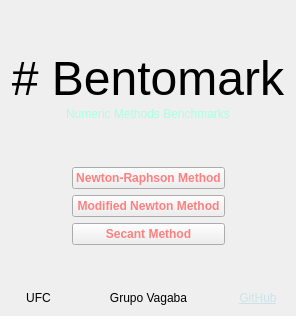
Old version of the form views/entryview/entryview.ui in the repository talDoFlemis/bentomark.
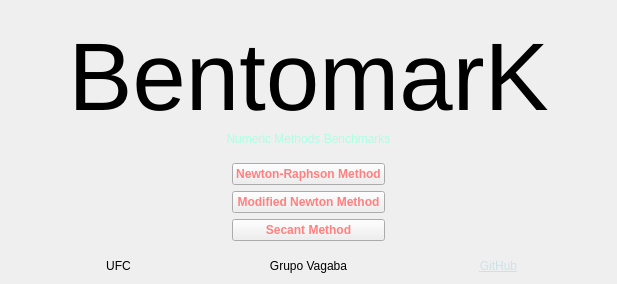
New version of the form.

Commit message:
feat: include Amazdoom font to mainwindow
feat: make logo text

remover emit no constructor

The edit to the form file:
```diff
--- a/views/entryview/entryview.ui
+++ b/views/entryview/entryview.ui
@@ -3,7 +3,15 @@
  <comment/>
  <exportmacro/>
  <class>EntryView</class>
- <widget class="QWidget" name="centralwidget">
+ <widget class="QWidget" name="EntryView">
+  <property name="geometry">
+   <rect>
+    <x>0</x>
+    <y>0</y>
+    <width>617</width>
+    <height>284</height>
+   </rect>
+  </property>
   <layout class="QVBoxLayout" name="verticalLayout_2">
    <item>
     <spacer name="verticalSpacer_3">
@@ -36,14 +44,14 @@
        </property>
        <property name="font">
         <font>
-         <pointsize>36</pointsize>
+         <pointsize>72</pointsize>
         </font>
        </property>
        <property name="text">
-        <string># Bentomark</string>
+        <string>BentomarK</string>
        </property>
        <property name="textFormat">
-        <enum>Qt::MarkdownText</enum>
+        <enum>Qt::AutoText</enum>
        </property>
        <property name="scaledContents">
         <bool>false</bool>
```
Left out of the diff: 6 changed lines with no effect on the pictures. The commit also changes 2 other files.
